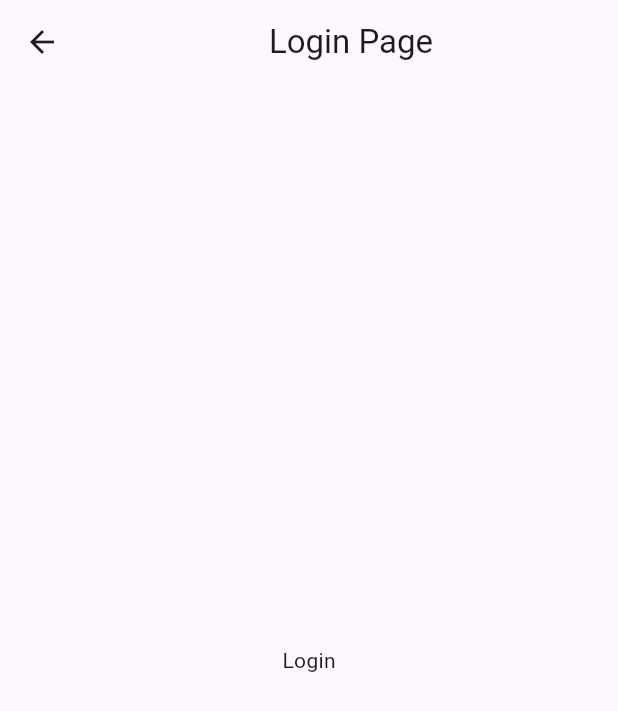
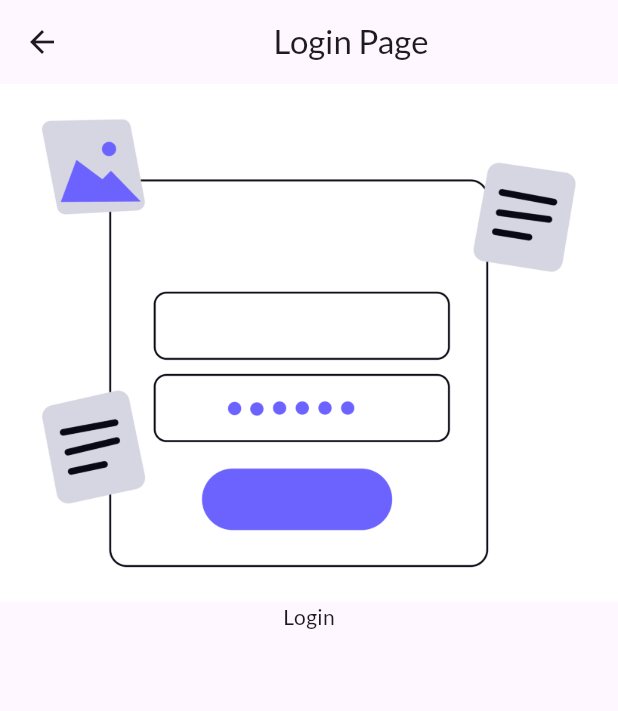
Before and after one commit to adiprijal/Flutter_Catalog_App, a Flutter app: the LoginPage screen opened by its route, on a phone screen of 412 x 824 dp. Shown: the top 711 px of the screen. Run offline on Flutter 3.47's test engine with Material 3 defaults, Android fonts, the phone set to English and light mode, and no system bars; our stand-ins replace google_fonts.

Commit message:
Add images for login and home screens, update main app structure with Google Fonts

```diff
--- a/lib/pages/login_page.dart
+++ b/lib/pages/login_page.dart
@@ -9,8 +9,20 @@ class LoginPage extends StatelessWidget {
       appBar: AppBar(
         title: Center(child: Text("Login Page")),
       ),
+      // body is a property of Scaffold that defines the main content of the page. It is used to display the widgets that make up the user interface of the page.
       body: Center(
-        child: Text("Login"),
+        // Column is a widget that displays its children in a vertical array. It is used to arrange the widgets in a column.
+        child: Column(
+          children: [
+            // Image.asset is a widget that displays an image from the assets directory. It is used to display images in the app. The path to the image is specified as a string argument to the Image.asset constructor.
+            // We can also use Image.network to display an image from the internet. The URL of the image is specified as a string argument to the Image.network constructor.
+            // To use images in the app, we need to add them to the assets directory and specify the path to the image in the pubspec.yaml file. The pubspec.yaml file is a configuration file that is used to specify the dependencies and assets for the app. We need to add the path to the image in the assets section of the pubspec.yaml file. For example, if we have an image called "enter-password.png" in the assets/images directory, we need to add the following line to the pubspec.yaml file:
+            // assets:
+            //   - assets/images/enter-password.png
+            Image.asset("assets/images/enter-password.png"),
+            Text("Login"),
+          ],
+        ),
       ),
     );
   }
--- a/pubspec.yaml
+++ b/pubspec.yaml
@@ -34,6 +34,7 @@ dependencies:
   # The following adds the Cupertino Icons font to your application.
   # Use with the CupertinoIcons class for iOS style icons.
   cupertino_icons: ^1.0.8
+  google_fonts: ^8.1.0
 
 dev_dependencies:
   flutter_test:
@@ -58,9 +59,8 @@ flutter:
   uses-material-design: true
 
   # To add assets to your application, add an assets section, like this:
-  # assets:
-  #   - images/a_dot_burr.jpeg
-  #   - images/a_dot_ham.jpeg
+  assets:
+    - assets/images/
 
   # An image asset can refer to one or more resolution-specific "variants", see
   # https://flutter.dev/to/resolution-aware-images
```
Also changed, not shown: lib/main.dart (+4 -9 lines), lib/pages/home_page.dart (+17 -8 lines), assets/images/enter-password.png (added), assets/images/home-screen.png (added), pubspec.lock, 1 other file.
